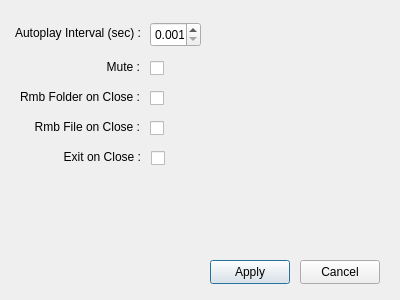
Before: the Qt Designer form settingswindow.ui in oyxong123/YxWn_Gallery, drawn with Qt 5.
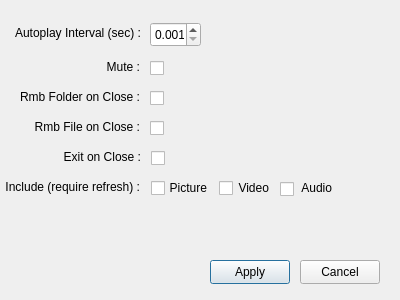
After: the same form once the commit is applied.

```diff
--- a/settingswindow.ui
+++ b/settingswindow.ui
@@ -232,6 +232,142 @@
     <bool>false</bool>
    </property>
   </widget>
+  <widget class="QLabel" name="lblInclude">
+   <property name="geometry">
+    <rect>
+     <x>-1</x>
+     <y>177</y>
+     <width>141</width>
+     <height>20</height>
+    </rect>
+   </property>
+   <property name="frameShape">
+    <enum>QFrame::Shape::NoFrame</enum>
+   </property>
+   <property name="lineWidth">
+    <number>0</number>
+   </property>
+   <property name="text">
+    <string>Include (require refresh) :</string>
+   </property>
+   <property name="alignment">
+    <set>Qt::AlignmentFlag::AlignRight|Qt::AlignmentFlag::AlignTrailing|Qt::AlignmentFlag::AlignVCenter</set>
+   </property>
+  </widget>
+  <widget class="QCheckBox" name="chkIncludePic">
+   <property name="geometry">
+    <rect>
+     <x>151</x>
+     <y>177</y>
+     <width>16</width>
+     <height>22</height>
+    </rect>
+   </property>
+   <property name="text">
+    <string/>
+   </property>
+   <property name="checked">
+    <bool>false</bool>
+   </property>
+  </widget>
+  <widget class="QLabel" name="lblIncludePic">
+   <property name="geometry">
+    <rect>
+     <x>166</x>
+     <y>178</y>
+     <width>41</width>
+     <height>20</height>
+    </rect>
+   </property>
+   <property name="frameShape">
+    <enum>QFrame::Shape::NoFrame</enum>
+   </property>
+   <property name="lineWidth">
+    <number>0</number>
+   </property>
+   <property name="text">
+    <string>Picture</string>
+   </property>
+   <property name="alignment">
+    <set>Qt::AlignmentFlag::AlignRight|Qt::AlignmentFlag::AlignTrailing|Qt::AlignmentFlag::AlignVCenter</set>
+   </property>
+  </widget>
+  <widget class="QCheckBox" name="chkIncludeVid">
+   <property name="geometry">
+    <rect>
+     <x>219</x>
+     <y>177</y>
+     <width>16</width>
+     <height>22</height>
+    </rect>
+   </property>
+   <property name="text">
+    <string/>
+   </property>
+   <property name="checked">
+    <bool>false</bool>
+   </property>
+  </widget>
+  <widget class="QLabel" name="lblIncludeVid">
+   <property name="geometry">
+    <rect>
+     <x>228</x>
+     <y>178</y>
+     <width>41</width>
+     <height>20</height>
+    </rect>
+   </property>
+   <property name="frameShape">
+    <enum>QFrame::Shape::NoFrame</enum>
+   </property>
+   <property name="lineWidth">
+    <number>0</number>
+   </property>
+   <property name="text">
+    <string>Video</string>
+   </property>
+   <property name="alignment">
+    <set>Qt::AlignmentFlag::AlignRight|Qt::AlignmentFlag::AlignTrailing|Qt::AlignmentFlag::AlignVCenter</set>
+   </property>
+  </widget>
+  <widget class="QCheckBox" name="chkIncludeAud">
+   <property name="geometry">
+    <rect>
+     <x>280</x>
+     <y>178</y>
+     <width>16</width>
+     <height>22</height>
+    </rect>
+   </property>
+   <property name="text">
+    <string/>
+   </property>
+   <property name="checked">
+    <bool>false</bool>
+   </property>
+  </widget>
+  <widget class="QLabel" name="lblIncludeAud">
+   <property name="geometry">
+    <rect>
+     <x>291</x>
+     <y>178</y>
+     <width>41</width>
+     <height>20</height>
+    </rect>
+   </property>
+   <property name="frameShape">
+    <enum>QFrame::Shape::NoFrame</enum>
+   </property>
+   <property name="lineWidth">
+    <number>0</number>
+   </property>
+   <property name="text">
+    <string>Audio</string>
+   </property>
+   <property name="alignment">
+    <set>Qt::AlignmentFlag::AlignRight|Qt::AlignmentFlag::AlignTrailing|Qt::AlignmentFlag::AlignVCenter</set>
+   </property>
+  </widget>
  </widget>
  <resources/>
  <connections/>
```
